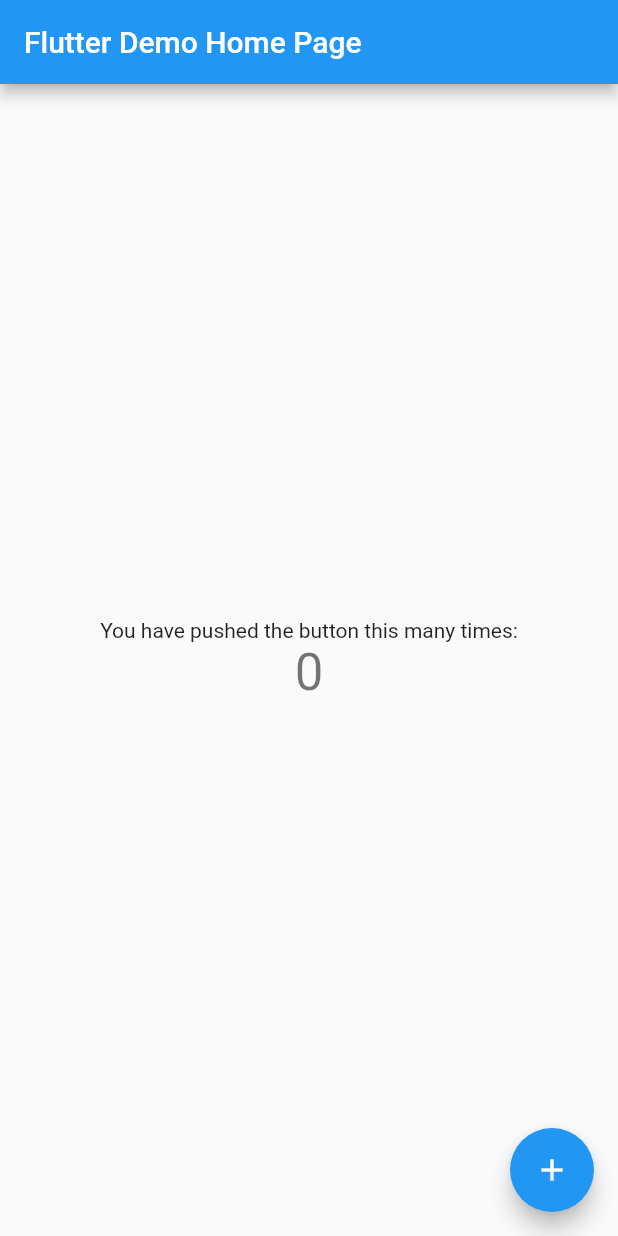
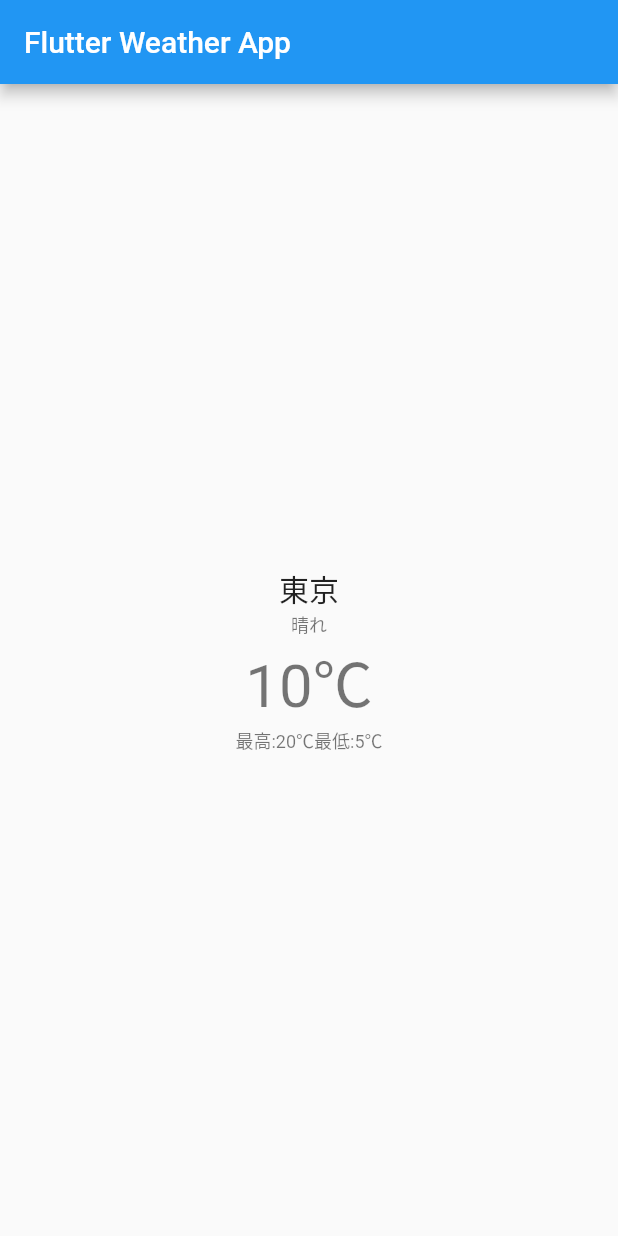
Before and after one commit to tanitanin/FlutterWeatherApp, a Flutter app: the screen it shows after launch, on a phone screen of 412 x 824 dp. Run offline on Flutter 3.47's test engine with Material 2 defaults, Android fonts, the phone set to English and light mode, and no system bars.

Commit message:
Display weather information at Home page

```diff
--- a/lib/app.dart
+++ b/lib/app.dart
@@ -21,7 +21,7 @@ class MyApp extends StatelessWidget {
         // is not restarted.
         primarySwatch: Colors.blue,
       ),
-      home: const MyHomePage(title: 'Flutter Demo Home Page'),
+      home: const MyHomePage(title: 'Flutter Weather App'),
     );
   }
 }
--- /dev/null
+++ b/lib/models/weather.dart
@@ -0,0 +1,23 @@
+
+/// A weather on a specific spot at specific time
+class Weather {
+
+  // Instances
+  int? temperature;
+  int? temperatureMax;
+  int? temperatureMin;
+  String? description;
+  String? location;
+  double? longitude;
+  double? latitude;
+  String? iconPath;
+  DateTime? time;
+  int? rainyPercent;
+
+  /// Constructor
+  Weather({
+    this.temperature, this.temperatureMax, this.temperatureMin, this.description,
+    this.location, this.longitude, this.latitude,
+    this.iconPath, this.time, this.rainyPercent,
+  });
+}
--- a/lib/views/home.dart
+++ b/lib/views/home.dart
@@ -1,16 +1,8 @@
 import 'package:flutter/material.dart';
+import 'package:weatherapp/models/weather.dart';
 
 class MyHomePage extends StatefulWidget {
   const MyHomePage({super.key, required this.title});
-
-  // This widget is the home page of your application. It is stateful, meaning
-  // that it has a State object (defined below) that contains fields that affect
-  // how it looks.
-
-  // This class is the configuration for the state. It holds the values (in this
-  // case the title) provided by the parent (in this case the App widget) and
-  // used by the build method of the State. Fields in a Widget subclass are
-  // always marked "final".
 
   final String title;
 
@@ -19,68 +11,61 @@ class MyHomePage extends StatefulWidget {
 }
 
 class _MyHomePageState extends State<MyHomePage> {
-  int _counter = 0;
-
-  void _incrementCounter() {
-    setState(() {
-      // This call to setState tells the Flutter framework that something has
-      // changed in this State, which causes it to rerun the build method below
-      // so that the display can reflect the updated values. If we changed
-      // _counter without calling setState(), then the build method would not be
-      // called again, and so nothing would appear to happen.
-      _counter++;
-    });
-  }
+  Weather currentWeather = Weather(
+    temperature: 10,
+    description: '晴れ',
+    temperatureMax: 20,
+    temperatureMin: 5,
+    location: '東京',
+  );
 
   @override
   Widget build(BuildContext context) {
-    // This method is rerun every time setState is called, for instance as done
-    // by the _incrementCounter method above.
-    //
-    // The Flutter framework has been optimized to make rerunning build methods
-    // fast, so that you can just rebuild anything that needs updating rather
-    // than having to individually change instances of widgets.
     return Scaffold(
       appBar: AppBar(
-        // Here we take the value from the MyHomePage object that was created by
-        // the App.build method, and use it to set our appbar title.
         title: Text(widget.title),
       ),
       body: Center(
-        // Center is a layout widget. It takes a single child and positions it
-        // in the middle of the parent.
         child: Column(
-          // Column is also a layout widget. It takes a list of children and
-          // arranges them vertically. By default, it sizes itself to fit its
-          // children horizontally, and tries to be as tall as its parent.
-          //
-          // Invoke "debug painting" (press "p" in the console, choose the
-          // "Toggle Debug Paint" action from the Flutter Inspector in Android
-          // Studio, or the "Toggle Debug Paint" command in Visual Studio Code)
-          // to see the wireframe for each widget.
-          //
-          // Column has various properties to control how it sizes itself and
-          // how it positions its children. Here we use mainAxisAlignment to
-          // center the children vertically; the main axis here is the vertical
-          // axis because Columns are vertical (the cross axis would be
-          // horizontal).
           mainAxisAlignment: MainAxisAlignment.center,
           children: <Widget>[
-            const Text(
-              'You have pushed the button this many times:',
-            ),
-            Text(
-              '$_counter',
-              style: Theme.of(context).textTheme.headlineMedium,
-            ),
+            // todo show current weather
+            // todo show hourly weather forecast
+            // todo show daily weather forecast
+            SafeArea(
+                child: Column(
+                  children: [
+                    Text(
+                      '${currentWeather.location}',
+                      style: Theme.of(context).textTheme.titleLarge,
+                    ),
+                    Text(
+                      '${currentWeather.description}',
+                      style: Theme.of(context).textTheme.bodySmall,
+                    ),
+                    Text(
+                      '${currentWeather.temperature}℃',
+                      style: Theme.of(context).textTheme.headlineLarge,
+                    ),
+                    Row(
+                      mainAxisAlignment: MainAxisAlignment.center,
+                      children: [
+                        Text(
+                          '最高:${currentWeather.temperatureMax}℃',
+                          style: Theme.of(context).textTheme.bodySmall,
+                        ),
+                        Text(
+                          '最低:${currentWeather.temperatureMin}℃',
+                          style: Theme.of(context).textTheme.bodySmall,
+                        ),
+                      ],
+                    )
+                  ],
+                )
+            )
           ],
         ),
       ),
-      floatingActionButton: FloatingActionButton(
-        onPressed: _incrementCounter,
-        tooltip: 'Increment',
-        child: const Icon(Icons.add),
-      ), // This trailing comma makes auto-formatting nicer for build methods.
     );
   }
 }
```
Also changed, not shown: 1 other file.
